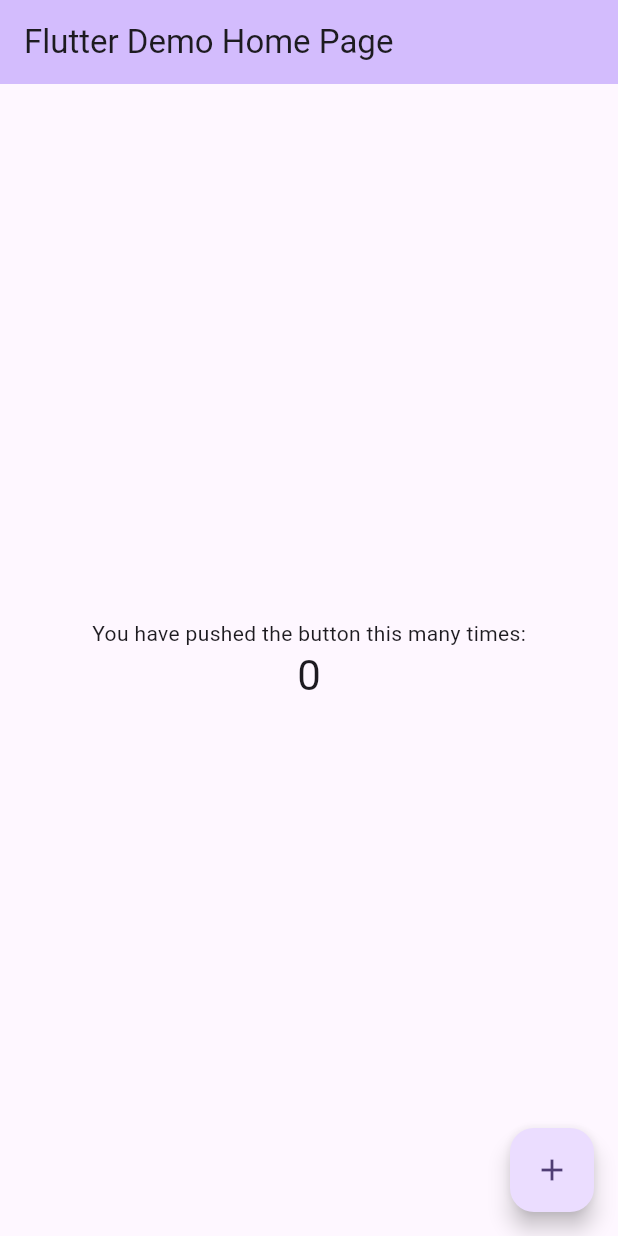
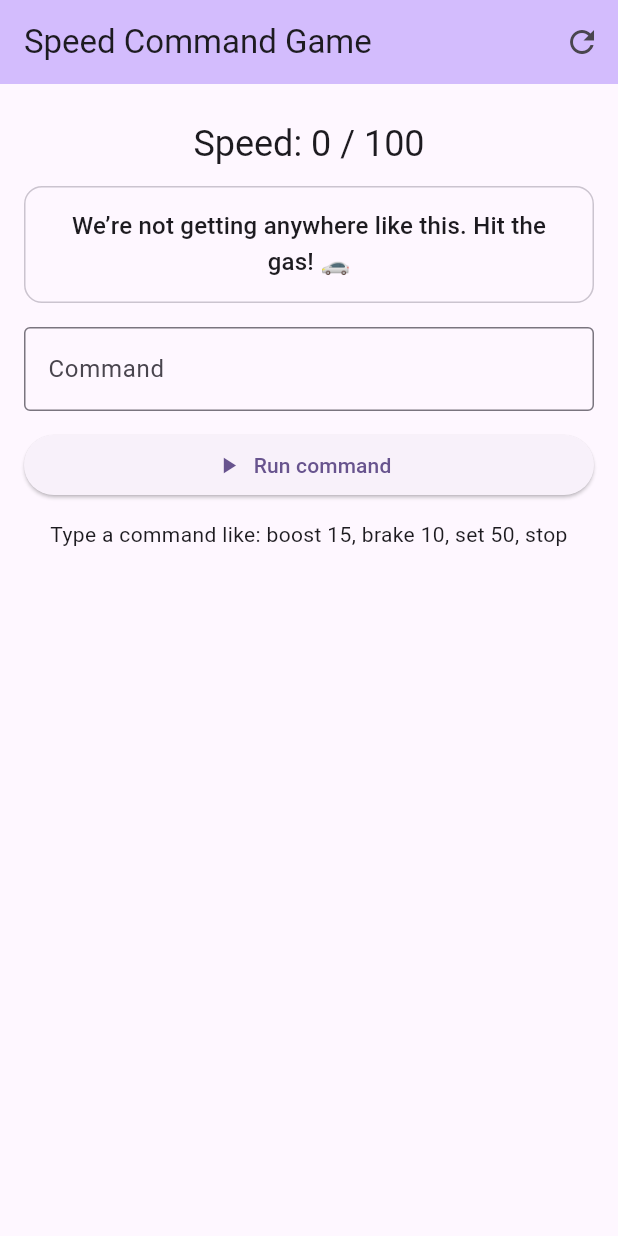
Before and after one commit to RomanNovachok/mobile_flutter_labs, a Flutter app: the screen it shows after launch, on a phone screen of 412 x 824 dp. Run offline on Flutter 3.47's test engine with Material 3 defaults, Android fonts, the phone set to English and light mode, and no system bars.

Commit message:
add main functionality

```diff
--- a/lib/main.dart
+++ b/lib/main.dart
@@ -7,116 +7,228 @@ void main() {
 class MyApp extends StatelessWidget {
   const MyApp({super.key});
 
-  // This widget is the root of your application.
   @override
   Widget build(BuildContext context) {
     return MaterialApp(
-      title: 'Flutter Demo',
+      title: 'Speed Command Game',
       theme: ThemeData(
-        // This is the theme of your application.
-        //
-        // TRY THIS: Try running your application with "flutter run". You'll see
-        // the application has a purple toolbar. Then, without quitting the app,
-        // try changing the seedColor in the colorScheme below to Colors.green
-        // and then invoke "hot reload" (save your changes or press the "hot
-        // reload" button in a Flutter-supported IDE, or press "r" if you used
-        // the command line to start the app).
-        //
-        // Notice that the counter didn't reset back to zero; the application
-        // state is not lost during the reload. To reset the state, use hot
-        // restart instead.
-        //
-        // This works for code too, not just values: Most code changes can be
-        // tested with just a hot reload.
-        colorScheme: .fromSeed(seedColor: Colors.deepPurple),
+        colorScheme: ColorScheme.fromSeed(seedColor: Colors.deepPurple),
+        useMaterial3: true,
       ),
-      home: const MyHomePage(title: 'Flutter Demo Home Page'),
+      home: const SpeedGamePage(title: 'Speed Command Game'),
     );
   }
 }
 
-class MyHomePage extends StatefulWidget {
-  const MyHomePage({required this.title, super.key});
-
-  // This widget is the home page of your application. It is stateful, meaning
-  // that it has a State object (defined below) that contains fields that affect
-  // how it looks.
-
-  // This class is the configuration for the state. It holds the values (in this
-  // case the title) provided by the parent (in this case the App widget) and
-  // used by the build method of the State. Fields in a Widget subclass are
-  // always marked "final".
+class SpeedGamePage extends StatefulWidget {
+  const SpeedGamePage({required this.title, super.key});
 
   final String title;
 
   @override
-  State<MyHomePage> createState() => _MyHomePageState();
+  State<SpeedGamePage> createState() => _SpeedGamePageState();
 }
 
-class _MyHomePageState extends State<MyHomePage> {
-  int _counter = 0;
+class _SpeedGamePageState extends State<SpeedGamePage> {
+  static const int _minSpeed = 0;
+  static const int _maxSpeed = 100;
 
-  void _incrementCounter() {
+  final TextEditingController _controller = TextEditingController();
+
+  int _speed = 0;
+  String _message = 'We’re not getting anywhere like this. Hit the gas! 🚗';
+  String _status = 'Type a command like: boost 15, brake 10, set 50, stop';
+
+  @override
+  void dispose() {
+    _controller.dispose();
+    super.dispose();
+  }
+
+  void _resetSpeed() {
     setState(() {
-      // This call to setState tells the Flutter framework that something has
-      // changed in this State, which causes it to rerun the build method below
-      // so that the display can reflect the updated values. If we changed
-      // _counter without calling setState(), then the build method would not be
-      // called again, and so nothing would appear to happen.
-      _counter++;
+      _speed = 0;
+      _message = _messageForSpeed(_speed);
+      _status = 'Restarted. Speed reset to 0.';
     });
+  }
+
+  void _applyCommand() {
+    final raw = _controller.text.trim();
+    if (raw.isEmpty) {
+      setState(() {
+        _status = 'Type something 🙂 Example: boost 10';
+      });
+      return;
+    }
+
+    if (raw == 'deer!' || raw == 'Deer!') {
+      setState(() {
+        _speed = 0;
+        _message = 'Deer! Emergency stop! 🛑🦌';
+        _status = 'Secret phrase activated.';
+        _controller.clear();
+      });
+      return;
+    }
+
+    final parts = raw.split(RegExp(r'\s+'));
+    final command = parts.first.toLowerCase();
+
+    int? value;
+    if (parts.length >= 2) {
+      value = int.tryParse(parts[1]);
+    }
+
+    switch (command) {
+      case 'boost':
+        if (value == null) {
+          _setError('I need a number: boost 15');
+          return;
+        }
+        _changeSpeedBy(value);
+        _setOk('Boosted by $value.');
+        break;
+
+      case 'brake':
+        if (value == null) {
+          _setError('I need a number: brake 20');
+          return;
+        }
+        _changeSpeedBy(-value);
+        _setOk('Braked by $value.');
+        break;
+
+      case 'set':
+        if (value == null) {
+          _setError('I need a number: set 50');
+          return;
+        }
+        _setSpeed(value);
+        _setOk('Speed set to $value (clamped to 0..100).');
+        break;
+
+      case 'stop':
+        _setSpeed(0);
+        _setOk('Stopped.');
+        break;
+
+      default:
+        _setError('Unknown command. Try: boost 10, brake 10, set 50, stop.');
+        return;
+    }
+
+    setState(() {
+      _message = _messageForSpeed(_speed);
+      _controller.clear();
+    });
+  }
+
+  void _changeSpeedBy(int delta) {
+    setState(() {
+      _speed = (_speed + delta).clamp(_minSpeed, _maxSpeed);
+    });
+  }
+
+  void _setSpeed(int value) {
+    setState(() {
+      _speed = value.clamp(_minSpeed, _maxSpeed);
+    });
+  }
+
+  void _setOk(String text) {
+    setState(() {
+      _status = text;
+    });
+  }
+
+  void _setError(String text) {
+    setState(() {
+      _status = text;
+    });
+  }
+
+  String _messageForSpeed(int speed) {
+    if (speed == 0) {
+      return 'We’re not getting anywhere like this. Hit the gas! 🚗';
+    }
+    if (speed >= 1 && speed <= 30) {
+      return 'The turtle is faster than you! 🐢';
+    }
+    if (speed >= 31 && speed <= 60) {
+      return "Perfect speed, you're a good driver! 😎";
+    }
+    if (speed >= 61 && speed <= 99) {
+      return "It's dangerous, slow down! 😱";
+    }
+    return "Maximum speed! Even the car tells you it's too fast! 😅";
   }
 
   @override
   Widget build(BuildContext context) {
-    // This method is rerun every time setState is called, for instance as done
-    // by the _incrementCounter method above.
-    //
-    // The Flutter framework has been optimized to make rerunning build methods
-    // fast, so that you can just rebuild anything that needs updating rather
-    // than having to individually change instances of widgets.
+    final theme = Theme.of(context);
+
     return Scaffold(
       appBar: AppBar(
-        // TRY THIS: Try changing the color here to a specific color (to
-        // Colors.amber, perhaps?) and trigger a hot reload to see the AppBar
-        // change color while the other colors stay the same.
-        backgroundColor: Theme.of(context).colorScheme.inversePrimary,
-        // Here we take the value from the MyHomePage object that was created by
-        // the App.build method, and use it to set our appbar title.
+        backgroundColor: theme.colorScheme.inversePrimary,
         title: Text(widget.title),
+        actions: [
+          IconButton(
+            onPressed: _resetSpeed,
+            tooltip: 'Restart',
+            icon: const Icon(Icons.refresh),
+          ),
+        ],
       ),
-      body: Center(
-        // Center is a layout widget. It takes a single child and positions it
-        // in the middle of the parent.
+      body: Padding(
+        padding: const EdgeInsets.all(16),
         child: Column(
-          // Column is also a layout widget. It takes a list of children and
-          // arranges them vertically. By default, it sizes itself to fit its
-          // children horizontally, and tries to be as tall as its parent.
-          //
-          // Column has various properties to control how it sizes itself and
-          // how it positions its children. Here we use mainAxisAlignment to
-          // center the children vertically; the main axis here is the vertical
-          // axis because Columns are vertical (the cross axis would be
-          // horizontal).
-          //
-          // TRY THIS: Invoke "debug painting" (choose the "Toggle Debug Paint"
-          // action in the IDE, or press "p" in the console), to see the
-          // wireframe for each widget.
-          mainAxisAlignment: .center,
+          crossAxisAlignment: CrossAxisAlignment.stretch,
           children: [
-            const Text('You have pushed the button this many times:'),
+            const SizedBox(height: 8),
             Text(
-              '$_counter',
-              style: Theme.of(context).textTheme.headlineMedium,
+              'Speed: $_speed / $_maxSpeed',
+              style: theme.textTheme.headlineSmall,
+              textAlign: TextAlign.center,
+            ),
+            const SizedBox(height: 12),
+            Container(
+              padding: const EdgeInsets.all(14),
+              decoration: BoxDecoration(
+                borderRadius: BorderRadius.circular(12),
+                border: Border.all(color: theme.colorScheme.outlineVariant),
+              ),
+              child: Text(
+                _message,
+                style: theme.textTheme.titleMedium,
+                textAlign: TextAlign.center,
+              ),
+            ),
+            const SizedBox(height: 16),
+            TextField(
+              controller: _controller,
+              textInputAction: TextInputAction.done,
+              onSubmitted: (_) => _applyCommand(),
+              decoration: const InputDecoration(
+                labelText: 'Command',
+                border: OutlineInputBorder(),
+              ),
+            ),
+            const SizedBox(height: 12),
+            ElevatedButton.icon(
+              onPressed: _applyCommand,
+              icon: const Icon(Icons.play_arrow),
+              label: const Text('Run command'),
+            ),
+            const SizedBox(height: 12),
+            Text(
+              _status,
+              style: theme.textTheme.bodyMedium,
+              textAlign: TextAlign.center,
             ),
           ],
         ),
       ),
-      floatingActionButton: FloatingActionButton(
-        onPressed: _incrementCounter,
-        tooltip: 'Increment',
-        child: const Icon(Icons.add),
-      ),
     );
   }
 }
```
